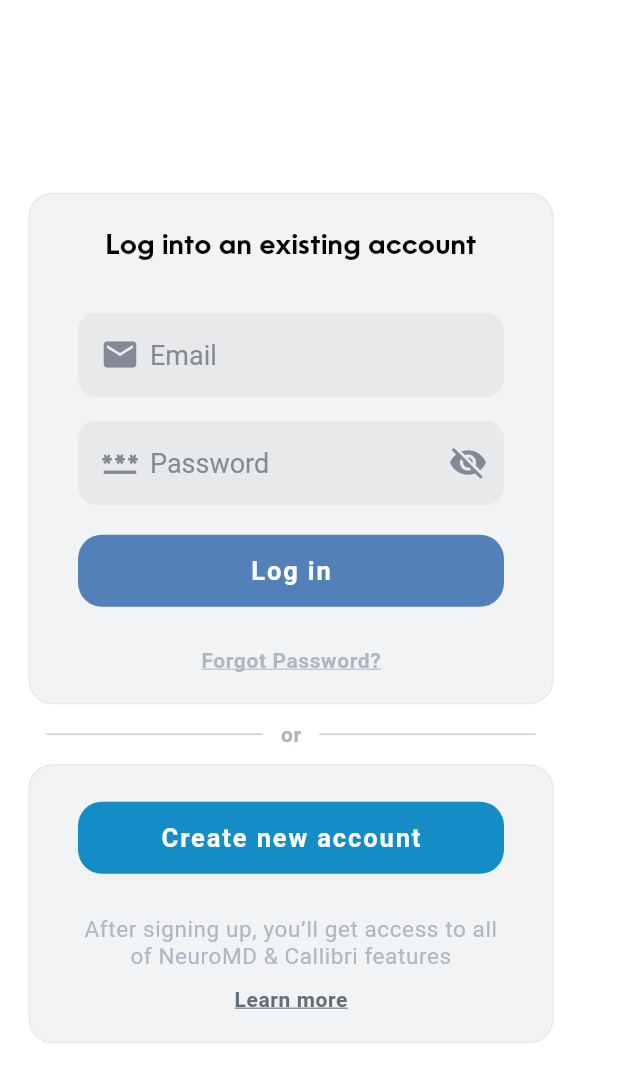
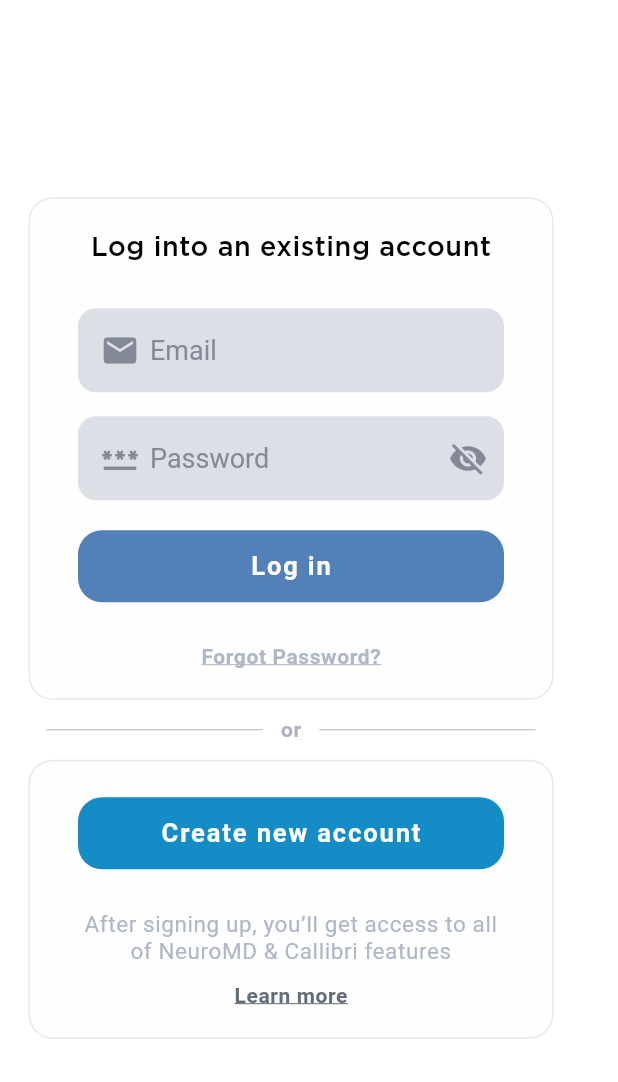
Before and after one commit to RomuloNavas/MuscleTracker_Isolates, a Flutter app: the screen it shows after launch, on a phone screen of 412 x 824 dp. Shown: the top 1082 px of the screen. Run offline on Flutter 3.47's test engine with Material 2 defaults, Android fonts, the phone set to English and light mode, and no system bars; our stand-ins replace carousel_slider, email_validator, flutter_bluetooth_serial, flutter_svg, fluttertoast, geolocator and 10 more; missing offline and left inert: flutter_scale_tap, neuro_sdk_isolate; accounts and stored records are empty.

```diff
--- a/lib/theme.dart
+++ b/lib/theme.dart
@@ -13,8 +13,8 @@ class AppTheme {
             const Color(0xff148dc6), // Color got the overflow glow effect
         /// Used just for icons
         tertiary: const Color(0xff22272f),
-        surface: const Color(0xffe0e1e2), // card color
-        surfaceVariant: const Color(0xffe8e9ea),
+        surface: Color.fromARGB(255, 239, 241, 244), // card color
+        surfaceVariant: Color.fromARGB(255, 220, 223, 229),
         error: const Color(0xffff3a2e),
         outline: const Color(0xffe7e8ec),
         shadow:
@@ -29,7 +29,7 @@ class AppTheme {
         Colors.transparent, // Color by default of separation lines in tables
     useMaterial3: false,
     textTheme: appTextTheme,
-    scaffoldBackgroundColor: const Color(0xfff2f3f5),
+    scaffoldBackgroundColor: const Color(0xfffefefe),
     hoverColor: const Color.fromARGB(255, 0, 0,
         0), // `InkWell` → Background color on tap. && `Button` → Background color on tap.
     buttonColor: const Color(0xffd3d5d7),
@@ -82,35 +82,35 @@ class AppTheme {
 
   static TextTheme appTextTheme = TextTheme(
     headline1: TextStyle(
-        fontFamily: 'oceanwide',
+        fontFamily: 'gotham',
         fontSize: 26,
         color: Color(0xff242a2f),
         letterSpacing: 0.3,
         height: 1.1,
         fontWeight: FontWeight.w600),
     headline2: TextStyle(
-        fontFamily: 'oceanwide',
+        fontFamily: 'gotham',
         fontSize: 24,
         color: Color(0xff242a2f),
         fontWeight: FontWeight.w600),
     headline3: TextStyle(
-        fontFamily: 'oceanwide',
+        fontFamily: 'gotham',
         fontSize: 22,
         color: Color(0xff242a2f),
         fontWeight: FontWeight.w500),
     headline4: TextStyle(
-        fontFamily: 'oceanwide',
+        fontFamily: 'gotham',
         fontSize: 20,
         color: Color(0xff242a2f),
         fontWeight: FontWeight.w500),
     headline5: TextStyle(
-        fontFamily: 'oceanwide',
+        fontFamily: 'gotham',
         fontSize: 18,
         fontWeight: FontWeight.w500,
         letterSpacing: 0.4,
         color: Colors.black),
     headline6: TextStyle(
-        fontFamily: 'oceanwide',
+        fontFamily: 'gotham',
         fontSize: 16,
         fontWeight: FontWeight.w500,
         letterSpacing: 0.4,
@@ -144,35 +144,35 @@ class AppTheme {
 
   static TextTheme appTextThemeDark = TextTheme(
     headline1: TextStyle(
-        fontFamily: 'oceanwide',
+        fontFamily: 'gotham',
         fontSize: 26,
         color: Color(0xffeeeeee),
         letterSpacing: 0.3,
         height: 1.1,
         fontWeight: FontWeight.w600),
     headline2: TextStyle(
-        fontFamily: 'oceanwide',
+        fontFamily: 'gotham',
         fontSize: 24,
         color: Color(0xffeeeeee),
         fontWeight: FontWeight.w600),
     headline3: TextStyle(
-        fontFamily: 'oceanwide',
+        fontFamily: 'gotham',
         fontSize: 22,
         color: Color(0xffcecece),
         fontWeight: FontWeight.w500),
     headline4: TextStyle(
-        fontFamily: 'oceanwide',
+        fontFamily: 'gotham',
         fontSize: 20,
         color: Color(0xffcecece),
         fontWeight: FontWeight.w500),
     headline5: TextStyle(
-        fontFamily: 'oceanwide',
+        fontFamily: 'gotham',
         fontSize: 18,
         fontWeight: FontWeight.w500,
         letterSpacing: 0.4,
         color: Color(0xffcecece)),
     headline6: TextStyle(
-        fontFamily: 'oceanwide',
+        fontFamily: 'gotham',
         fontSize: 16,
         fontWeight: FontWeight.w500,
         letterSpacing: 0.4,
```
Also changed, not shown: lib/screens/client_journal/client_history_screen.dart (+107 -113 lines), assets/icons/ui/plus-circle.svg (added).
